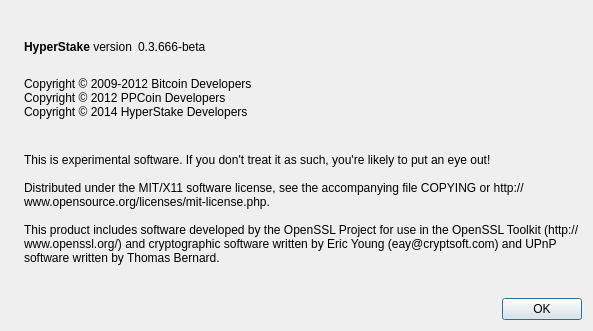
This is src/qt/forms/aboutdialog.ui in davidlatapie/HyperStake as Qt 5 draws it before an edit. The edited form follows.
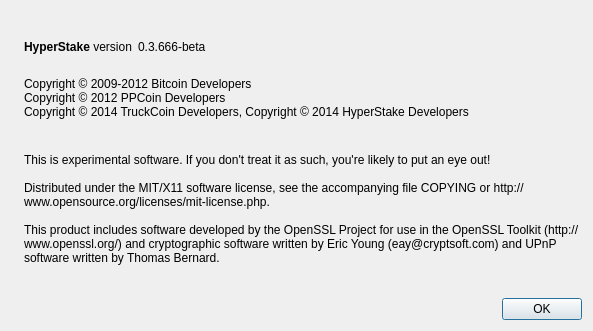
This is the edited form. Icons and pictures are not drawn.

What changed in the file:
```diff
--- a/src/qt/forms/aboutdialog.ui
+++ b/src/qt/forms/aboutdialog.ui
@@ -94,7 +94,7 @@
         <string>
 Copyright © 2009-2012 Bitcoin Developers
 Copyright © 2012 PPCoin Developers
-Copyright © 2014 HyperStake Developers
+Copyright © 2014 TruckCoin Developers, Copyright © 2014 HyperStake Developers
 </string>
        </property>
        <property name="textInteractionFlags">
```
